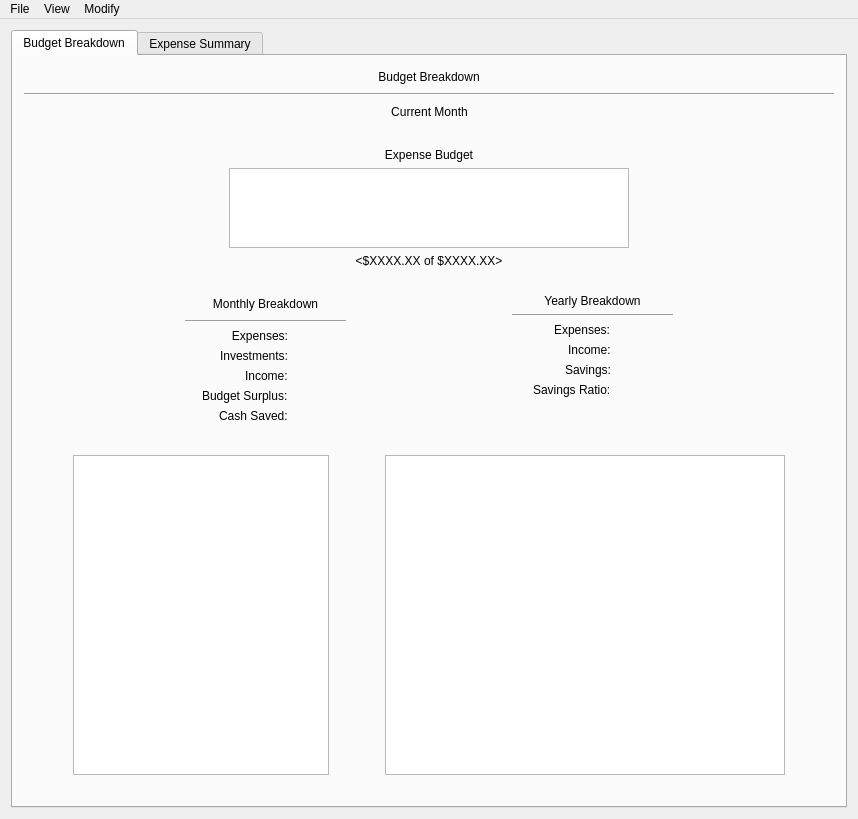
This is CashFlowManager/mainwindow.ui in epw7856/CashFlowManager as Qt 5 draws it before an edit. The edited form follows.
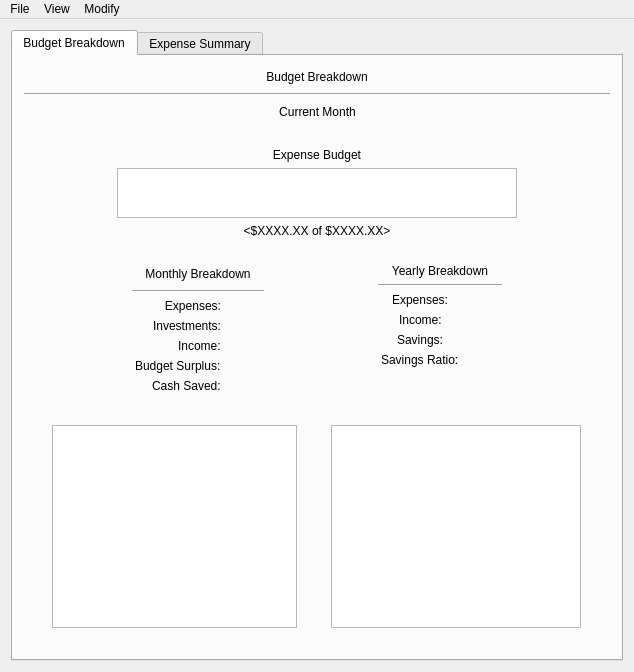
This is the edited form. Custom widgets are drawn as their Qt base class.

Commit message: Modified UI layout for main window

Diff of the .ui file:
```diff
--- a/CashFlowManager/mainwindow.ui
+++ b/CashFlowManager/mainwindow.ui
@@ -6,8 +6,8 @@
    <rect>
     <x>0</x>
     <y>0</y>
-    <width>858</width>
-    <height>819</height>
+    <width>634</width>
+    <height>672</height>
    </rect>
   </property>
   <property name="windowTitle">
@@ -168,13 +168,13 @@
                 <property name="minimumSize">
                  <size>
                   <width>400</width>
-                  <height>80</height>
+                  <height>50</height>
                  </size>
                 </property>
                 <property name="maximumSize">
                  <size>
                   <width>400</width>
-                  <height>80</height>
+                  <height>50</height>
                  </size>
                 </property>
                </widget>
@@ -414,7 +414,7 @@
                  <enum>QFormLayout::FieldsStayAtSizeHint</enum>
                 </property>
                 <property name="labelAlignment">
-                 <set>Qt::AlignRight|Qt::AlignTrailing|Qt::AlignVCenter</set>
+                 <set>Qt::AlignCenter</set>
                 </property>
                 <property name="formAlignment">
                  <set>Qt::AlignHCenter|Qt::AlignTop</set>
@@ -583,8 +583,8 @@
            <widget class="QChartView" name="graphicsViewBreakdownPieChart">
             <property name="minimumSize">
              <size>
-              <width>400</width>
-              <height>200</height>
+              <width>250</width>
+              <height>150</height>
              </size>
             </property>
             <property name="maximumSize">
@@ -644,7 +644,7 @@
     <rect>
      <x>0</x>
      <y>0</y>
-     <width>858</width>
+     <width>634</width>
      <height>21</height>
     </rect>
    </property>
```
The commit also changes 1 other file.
